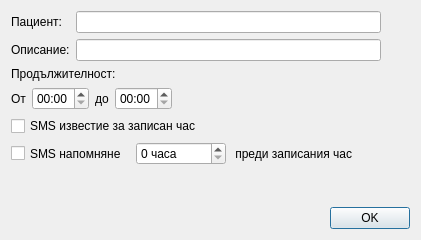
Old version of the form src/View/Widgets/CalendarEventDialog.ui in the repository thefinalcutbg/DinoDent.
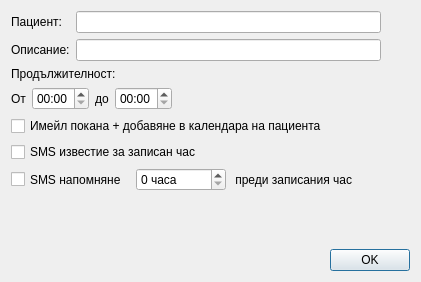
New version of the form.

Commit message: Add patient email. Add automatic email and calendar notifications on new calendar event.

Diff of the .ui file:
```diff
--- a/src/View/Widgets/CalendarEventDialog.ui
+++ b/src/View/Widgets/CalendarEventDialog.ui
@@ -7,7 +7,7 @@
     <x>0</x>
     <y>0</y>
     <width>421</width>
-    <height>240</height>
+    <height>282</height>
    </rect>
   </property>
   <property name="minimumSize">
@@ -175,6 +175,13 @@
       <property name="bottomMargin">
        <number>0</number>
       </property>
+      <item>
+       <widget class="QCheckBox" name="emailCheck">
+        <property name="text">
+         <string>Имейл покана + добавяне в календара на пациента</string>
+        </property>
+       </widget>
+      </item>
       <item>
        <widget class="QCheckBox" name="smsNotifyCheck">
         <property name="text">
@@ -290,17 +297,17 @@
    <item>
     <layout class="QHBoxLayout" name="horizontalLayout_2">
      <item>
-      <spacer name="horizontalSpacer">
-       <property name="orientation">
-        <enum>Qt::Orientation::Horizontal</enum>
+      <widget class="QLabel" name="warningLabel">
+       <property name="sizePolicy">
+        <sizepolicy hsizetype="Expanding" vsizetype="Preferred">
+         <horstretch>0</horstretch>
+         <verstretch>0</verstretch>
+        </sizepolicy>
        </property>
-       <property name="sizeHint" stdset="0">
-        <size>
-         <width>40</width>
-         <height>20</height>
-        </size>
+       <property name="text">
+        <string/>
        </property>
-      </spacer>
+      </widget>
      </item>
      <item>
       <widget class="QPushButton" name="okButton">
```
The commit also changes 18 other files.
